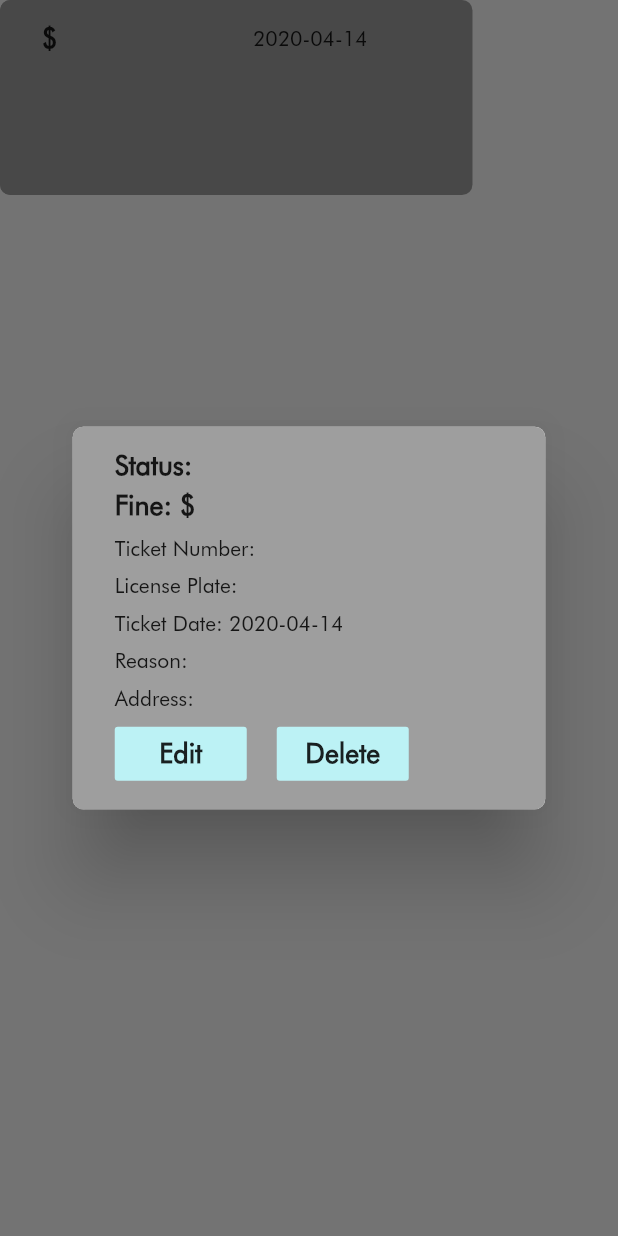
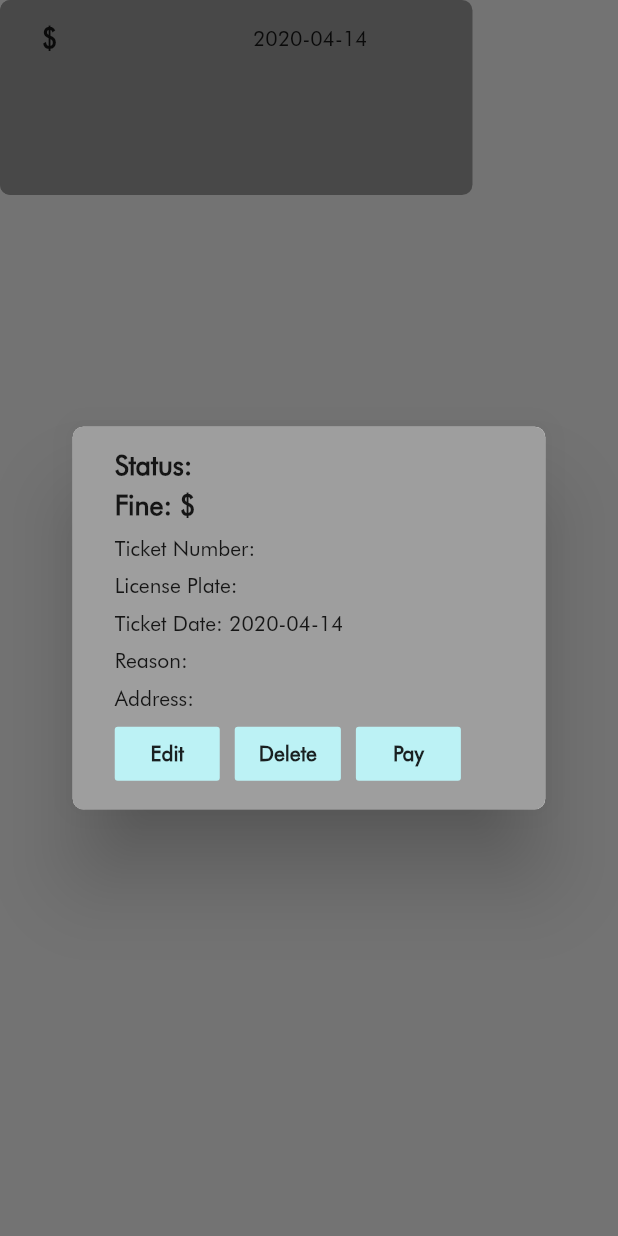
Before and after one commit to nigeltims/Ticket-App, a Flutter app: the TicketItem widget shown alone on an empty page, opened directly with empty values, after a tap on an icon or button, on a phone screen of 412 x 824 dp. Run offline on Flutter 3.47's test engine with Material 2 defaults, Android fonts, the phone set to English and light mode, and no system bars; our stand-ins replace cloud_firestore, firebase_auth, image_picker, pin_code_fields, rflutter_alert; missing offline and left inert: firebase_ml_vision, flutter_form_bloc; accounts and stored records are empty; project files that could hold a hidden picture were left out.

Commit message:
added Pay button

```diff
--- a/lib/listpage.dart
+++ b/lib/listpage.dart
@@ -55,7 +55,6 @@ class _ListPageState extends State<ListPage> {
   }
 
   void refresh(){
-    print('refresh');
     setState(() {
       _data = getTickets();
     });
--- a/lib/models/ticketItem.dart
+++ b/lib/models/ticketItem.dart
@@ -1,5 +1,3 @@
-
-
 import 'package:cloud_firestore/cloud_firestore.dart';
 import 'package:firebase_auth/firebase_auth.dart';
 import 'package:flutter/material.dart';
@@ -26,7 +24,6 @@ class TicketItem extends StatelessWidget {
   final String status;
   final Function listPageRefresh;
 
-
   const TicketItem(
       {this.listPageRefresh,
       this.plateID,
@@ -48,7 +45,9 @@ class TicketItem extends StatelessWidget {
   Widget build(BuildContext context) {
     return InkWell(
         onTap: () {
-          showDialog(context:context, builder: (BuildContext context) => ticketDetail(context));
+          showDialog(
+              context: context,
+              builder: (BuildContext context) => ticketDetail(context));
           print("tapped on container");
         },
         child: Container(
@@ -122,12 +121,10 @@ class TicketItem extends StatelessWidget {
                   ],
                 )
               ],
-            )
-          )
-        );
+            )));
   }
 
-  Widget ticketDetail(context){
+  Widget ticketDetail(context) {
     return Dialog(
         shape: RoundedRectangleBorder(
           borderRadius: BorderRadius.circular(7),
@@ -163,7 +160,7 @@ class TicketItem extends StatelessWidget {
 
         child: new Container(
             width: 315,
-              height: 255,//230,//130,
+            height: 255, //230,//130,
             decoration: BoxDecoration(
                 color: backColor,
                 borderRadius: BorderRadius.all(Radius.circular(7))),
@@ -171,7 +168,7 @@ class TicketItem extends StatelessWidget {
               children: <Widget>[
                 Container(
                   width: 8,
-                    height: 255,//230,//130,
+                  height: 255, //230,//130,
                   decoration: BoxDecoration(
                       color: foreColor,
                       borderRadius: BorderRadius.only(
@@ -219,7 +216,9 @@ class TicketItem extends StatelessWidget {
                           width: 20,
                           height: 25,
                         ),
-                          Text('Ticket Number: ' + ticketNumber,),
+                        Text(
+                          'Ticket Number: ' + ticketNumber,
+                        ),
                       ],
                     ),
                     Row(
@@ -228,14 +227,18 @@ class TicketItem extends StatelessWidget {
                           width: 20,
                           height: 25,
                         ),
-                          Text('License Plate: ' + plateID,),
+                        Text(
+                          'License Plate: ' + plateID,
+                        ),
                       ],
                     ),
                     Row(
                       children: <Widget>[
                         SizedBox(width: 20, height: 25),
-                          Text('Ticket Date: '+DateFormat('yyyy-MM-dd').format(infractionDate))
-                      ],),
+                        Text('Ticket Date: ' +
+                            DateFormat('yyyy-MM-dd').format(infractionDate))
+                      ],
+                    ),
                     // SizedBox(height: 5),
                     Row(
                       children: <Widget>[
@@ -258,19 +261,23 @@ class TicketItem extends StatelessWidget {
                     ),
                     Row(
                       children: <Widget>[
-                          SizedBox(width: 20,),
-                          FlatButton(
+                        SizedBox(
+                          width: 20,
+                        ),
+                        ButtonTheme(
+                          minWidth: 70.0,
+                          child: FlatButton(
                             color: Color(0xffbcf2f5),
                             child: Text('Edit',
-                              style: TextStyle(fontWeight: FontWeight.bold, fontSize: 18)
-                            ),
-                            onPressed: (){
+                                style: TextStyle(
+                                    fontWeight: FontWeight.bold, fontSize: 14)),
+                            onPressed: () {
                               Navigator.pop(context);
                               Navigator.push(
                                   context,
                                   MaterialPageRoute(
                                       builder: (context) => new FormPage(
-                                        status:status,
+                                            status: status,
                                             documentid: documentID,
                                             newticket: false,
                                             firstName: firstName,
@@ -282,29 +289,52 @@ class TicketItem extends StatelessWidget {
                                             licensePlate: plateID,
                                             codeNo: code,
                                             infractionDate: infractionDate,
-                                        infractionAddress: infractionAddress,
+                                            infractionAddress:
+                                                infractionAddress,
                                           )));
-                            },),
-                          SizedBox(width: 20,),
-                          FlatButton(
+                            },
+                          ),
+                        ),
+                        SizedBox(
+                          width: 10,
+                        ),
+                        ButtonTheme(
+                            minWidth: 70.0,
+                            child: FlatButton(
                               color: Color(0xffbcf2f5),
                               child: Text('Delete',
-                              style: TextStyle(fontWeight: FontWeight.bold, fontSize: 18)
-                            ),
-                            onPressed: (){
+                                  style: TextStyle(
+                                      fontWeight: FontWeight.bold,
+                                      fontSize: 14)),
+                              onPressed: () {
                                 showDeleteDialog(context);
                               },
-                          )
+                            )),
+                        SizedBox(
+                          width: 10,
+                        ),
+                        ButtonTheme(
+                            minWidth: 70.0,
+                            child: FlatButton(
+                              color: Color(0xffbcf2f5),
+                              child: Text('Pay',
+                                  style: TextStyle(
+                                      fontWeight: FontWeight.bold,
+                                      fontSize: 14)),
+                              onPressed: () {
+                                print('pay');
+                              },
+                            )),
+                        SizedBox(
+                          width: 20,
+                        ),
                       ],
                     )
                   ],
                 )
               ],
-
             )));
-
   }
-
 
 // user defined function
   void showDeleteDialog(context) {
@@ -315,7 +345,8 @@ class TicketItem extends StatelessWidget {
         // return object of type Dialog
         return AlertDialog(
           title: new Text("Delete Ticket?"),
-          content: new Text("This will delete your ticket, and you will have to re-submit the ticket."),
+          content: new Text(
+              "This will delete your ticket, and you will have to re-submit the ticket."),
           actions: <Widget>[
             // usually buttons at the bottom of the dialog
             new FlatButton(
@@ -326,21 +357,24 @@ class TicketItem extends StatelessWidget {
             ),
             new FlatButton(
               child: new Text('Accept'),
-              onPressed: () async{
-
+              onPressed: () async {
                 FirebaseUser user = await FirebaseAuth.instance.currentUser();
                 String uid = user.uid.toString();
 
-              Firestore.instance.collection('users').document(uid).collection('tickets').document(documentID).delete();
+                Firestore.instance
+                    .collection('users')
+                    .document(uid)
+                    .collection('tickets')
+                    .document(documentID)
+                    .delete();
                 Navigator.of(context).pop(); //pop the dialog
                 Navigator.of(context).pop(); //pop the card detail page
                 listPageRefresh();
-
-            }, )
+              },
+            )
           ],
         );
       },
     );
   }
-
 }
```
Lines whose indentation alone changed are shown as unchanged.
